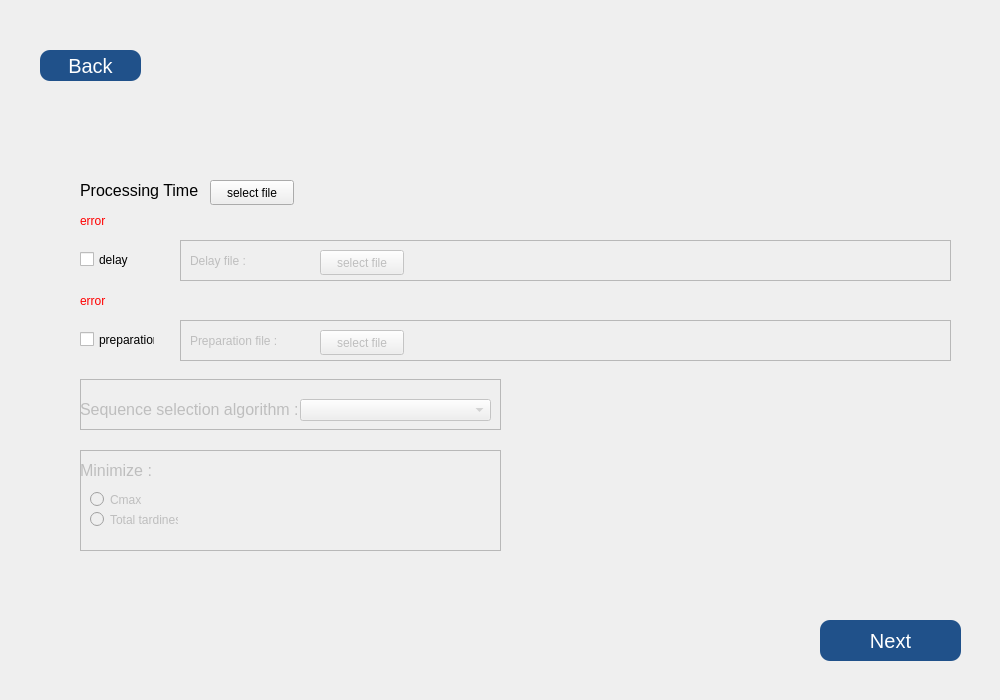
First picture: the form in src/ui/defineProblem.ui, repository karimGeh/MES_PROJECT, before the edit.
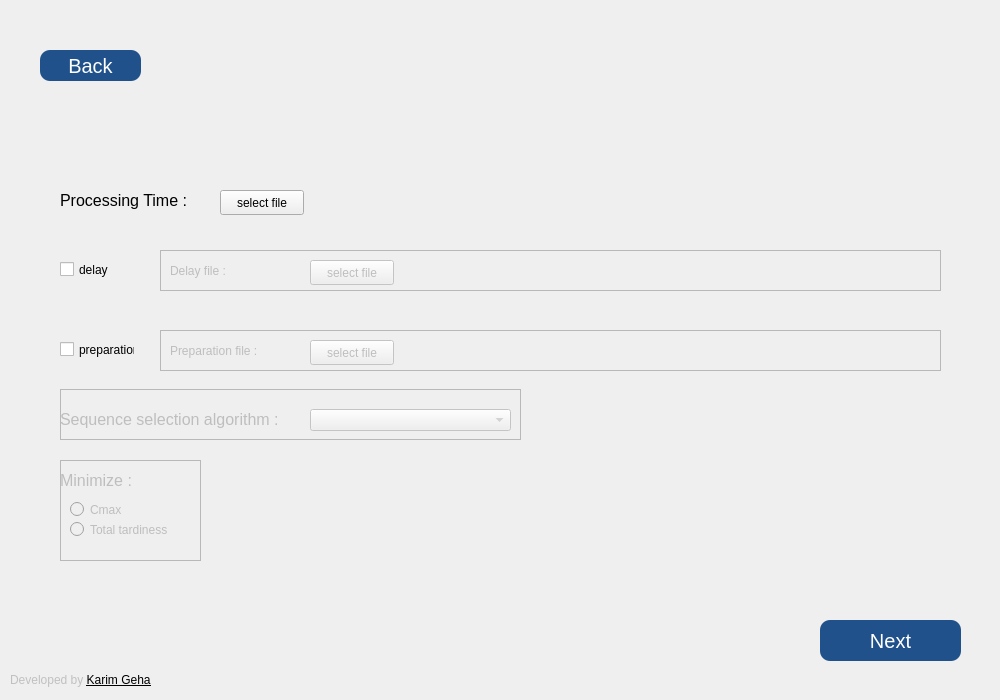
Second picture: the form after the edit. Icons and pictures are not drawn.

The edit to the form file:
```diff
--- a/src/ui/defineProblem.ui
+++ b/src/ui/defineProblem.ui
@@ -60,9 +60,9 @@
    </property>
    <property name="geometry">
     <rect>
-     <x>80</x>
-     <y>450</y>
-     <width>421</width>
+     <x>60</x>
+     <y>460</y>
+     <width>141</width>
      <height>101</height>
     </rect>
    </property>
@@ -77,7 +77,7 @@
      <rect>
       <x>0</x>
       <y>10</y>
-      <width>81</width>
+      <width>141</width>
       <height>21</height>
      </rect>
     </property>
@@ -90,7 +90,7 @@
      <rect>
       <x>10</x>
       <y>40</y>
-      <width>88</width>
+      <width>131</width>
       <height>19</height>
      </rect>
     </property>
@@ -103,7 +103,7 @@
      <rect>
       <x>10</x>
       <y>60</y>
-      <width>88</width>
+      <width>131</width>
       <height>19</height>
      </rect>
     </property>
@@ -115,9 +115,9 @@
   <widget class="QLabel" name="label_3">
    <property name="geometry">
     <rect>
-     <x>80</x>
-     <y>180</y>
-     <width>121</width>
+     <x>60</x>
+     <y>190</y>
+     <width>151</width>
      <height>21</height>
     </rect>
    </property>
@@ -128,8 +128,8 @@
   <widget class="QPushButton" name="processingTimeFileButton">
    <property name="geometry">
     <rect>
-     <x>210</x>
-     <y>180</y>
+     <x>220</x>
+     <y>190</y>
      <width>84</width>
      <height>25</height>
     </rect>
@@ -141,8 +141,8 @@
   <widget class="QCheckBox" name="delayCheckBox">
    <property name="geometry">
     <rect>
-     <x>80</x>
-     <y>250</y>
+     <x>60</x>
+     <y>260</y>
      <width>75</width>
      <height>19</height>
     </rect>
@@ -162,9 +162,9 @@
    </property>
    <property name="geometry">
     <rect>
-     <x>180</x>
-     <y>240</y>
-     <width>771</width>
+     <x>160</x>
+     <y>250</y>
+     <width>781</width>
      <height>41</height>
     </rect>
    </property>
@@ -179,7 +179,7 @@
      <rect>
       <x>10</x>
       <y>11</y>
-      <width>81</width>
+      <width>131</width>
       <height>20</height>
      </rect>
     </property>
@@ -190,7 +190,7 @@
    <widget class="QPushButton" name="delayFileButton">
     <property name="geometry">
      <rect>
-      <x>140</x>
+      <x>150</x>
       <y>10</y>
       <width>84</width>
       <height>25</height>
@@ -203,9 +203,9 @@
    <widget class="QLabel" name="delay_file_name">
     <property name="geometry">
      <rect>
-      <x>230</x>
+      <x>240</x>
       <y>10</y>
-      <width>531</width>
+      <width>541</width>
       <height>21</height>
      </rect>
     </property>
@@ -217,8 +217,8 @@
   <widget class="QCheckBox" name="preparationCheckBox">
    <property name="geometry">
     <rect>
-     <x>80</x>
-     <y>330</y>
+     <x>60</x>
+     <y>340</y>
      <width>75</width>
      <height>19</height>
     </rect>
@@ -238,9 +238,9 @@
    </property>
    <property name="geometry">
     <rect>
-     <x>180</x>
-     <y>320</y>
-     <width>771</width>
+     <x>160</x>
+     <y>330</y>
+     <width>781</width>
      <height>41</height>
     </rect>
    </property>
@@ -253,7 +253,7 @@
    <widget class="QPushButton" name="preparationFileButton">
     <property name="geometry">
      <rect>
-      <x>140</x>
+      <x>150</x>
       <y>10</y>
       <width>84</width>
       <height>25</height>
@@ -279,9 +279,9 @@
    <widget class="QLabel" name="preparation_file_name">
     <property name="geometry">
      <rect>
-      <x>230</x>
+      <x>240</x>
       <y>10</y>
-      <width>531</width>
+      <width>541</width>
       <height>21</height>
      </rect>
     </property>
@@ -293,9 +293,9 @@
   <widget class="QLabel" name="preparation_error_label">
    <property name="geometry">
     <rect>
-     <x>80</x>
-     <y>290</y>
-     <width>391</width>
+     <x>60</x>
+     <y>300</y>
+     <width>881</width>
      <height>21</height>
     </rect>
    </property>
@@ -305,15 +305,15 @@
 }</string>
    </property>
    <property name="text">
-    <string>error</string>
+    <string/>
    </property>
   </widget>
   <widget class="QLabel" name="delay_error_label">
    <property name="geometry">
     <rect>
-     <x>80</x>
-     <y>210</y>
-     <width>391</width>
+     <x>60</x>
+     <y>220</y>
+     <width>881</width>
      <height>21</height>
     </rect>
    </property>
@@ -323,7 +323,7 @@
 }</string>
    </property>
    <property name="text">
-    <string>error</string>
+    <string/>
    </property>
   </widget>
   <widget class="QFrame" name="sequenceSelectionAlgoFrame">
@@ -332,9 +332,9 @@
    </property>
    <property name="geometry">
     <rect>
-     <x>80</x>
-     <y>379</y>
-     <width>421</width>
+     <x>60</x>
+     <y>389</y>
+     <width>461</width>
      <height>51</height>
     </rect>
    </property>
@@ -347,9 +347,9 @@
    <widget class="QComboBox" name="selectionAlgoSelect">
     <property name="geometry">
      <rect>
-      <x>220</x>
+      <x>250</x>
       <y>20</y>
-      <width>191</width>
+      <width>201</width>
       <height>22</height>
      </rect>
     </property>
@@ -359,7 +359,7 @@
      <rect>
       <x>0</x>
       <y>20</y>
-      <width>241</width>
+      <width>251</width>
       <height>21</height>
      </rect>
     </property>
@@ -394,8 +394,8 @@
    <property name="geometry">
     <rect>
      <x>310</x>
-     <y>180</y>
-     <width>651</width>
+     <y>190</y>
+     <width>631</width>
      <height>21</height>
     </rect>
    </property>
@@ -403,6 +403,40 @@
     <string>&lt;html&gt;&lt;head/&gt;&lt;body&gt;&lt;p&gt;&lt;br/&gt;&lt;/p&gt;&lt;/body&gt;&lt;/html&gt;</string>
    </property>
   </widget>
+  <widget class="QLabel" name="processing_time_error_label">
+   <property name="geometry">
+    <rect>
+     <x>60</x>
+     <y>160</y>
+     <width>881</width>
+     <height>21</height>
+    </rect>
+   </property>
+   <property name="styleSheet">
+    <string notr="true">#processing_time_error_label{
+color:red;
+}</string>
+   </property>
+   <property name="text">
+    <string/>
+   </property>
+  </widget>
+  <widget class="QLabel" name="label_8">
+   <property name="geometry">
+    <rect>
+     <x>10</x>
+     <y>670</y>
+     <width>141</width>
+     <height>20</height>
+    </rect>
+   </property>
+   <property name="styleSheet">
+    <string notr="true">color:rgba(0, 0, 0, 50);</string>
+   </property>
+   <property name="text">
+    <string>&lt;html&gt;&lt;head/&gt;&lt;body&gt;&lt;p&gt;Developed by &lt;a href=&quot;https://www.linkedin.com/in/karim-gehad/&quot;&gt;&lt;span style=&quot; text-decoration: underline; color:#000000;&quot;&gt;Karim Gehad&lt;/span&gt;&lt;/a&gt;&lt;/p&gt;&lt;/body&gt;&lt;/html&gt;</string>
+   </property>
+  </widget>
  </widget>
  <resources>
   <include location="../resources.qrc"/>
```
Left out of the diff: 1 changed line with no effect on the pictures.
